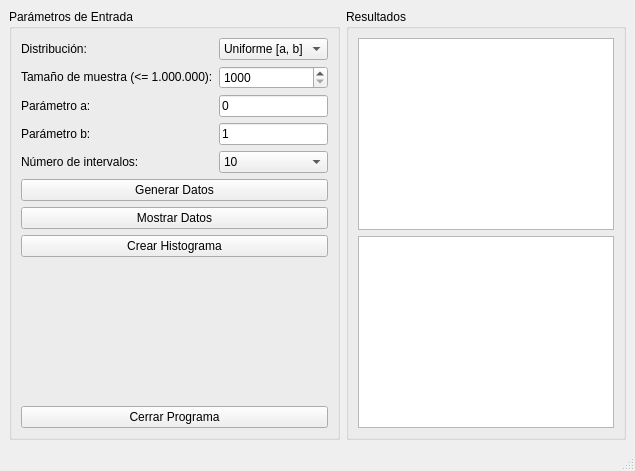
Old version of the form TP2/interfazR.ui in the repository MartinG94/SIMULACION_TPS.
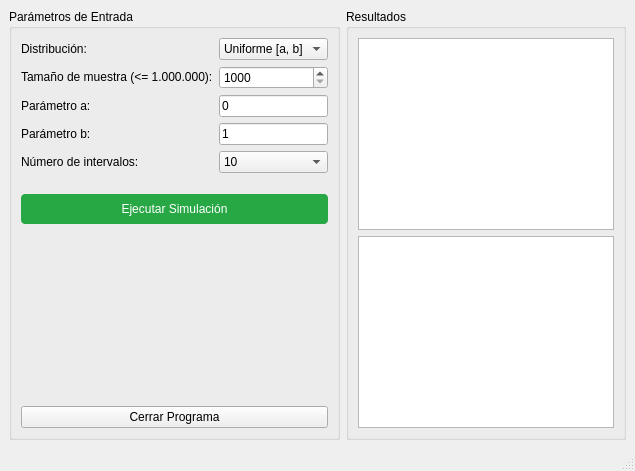
New version of the form.

Commit message: Botón "Ejecutar Simulacion"

What changed in the file:
```diff
--- a/TP2/interfazR.ui
+++ b/TP2/interfazR.ui
@@ -127,21 +127,21 @@
          <item>
           <widget class="QPushButton" name="generate_btn">
            <property name="text">
-            <string>Generar Datos</string>
-           </property>
-          </widget>
-         </item>
-         <item>
-          <widget class="QPushButton" name="show_data_btn">
-           <property name="text">
-            <string>Mostrar Datos</string>
-           </property>
-          </widget>
-         </item>
-         <item>
-          <widget class="QPushButton" name="hist_btn">
-           <property name="text">
-            <string>Crear Histograma</string>
+              <string>Ejecutar Simulación</string>
+             </property>
+             <property name="styleSheet">
+               <string>
+                 QPushButton {
+                   background-color: #28a745;
+                   color: white;
+                   padding: 8px;
+                   border-radius: 4px;
+                   margin-top: 15px;
+                 }
+                 QPushButton:hover {
+                   background-color: #218838;
+                 }
+               </string>
            </property>
           </widget>
          </item>
```
Left out of the diff: 4 changed lines with no effect on the pictures. Lines whose indentation alone changed are shown as unchanged. The commit also changes 1 other file.
